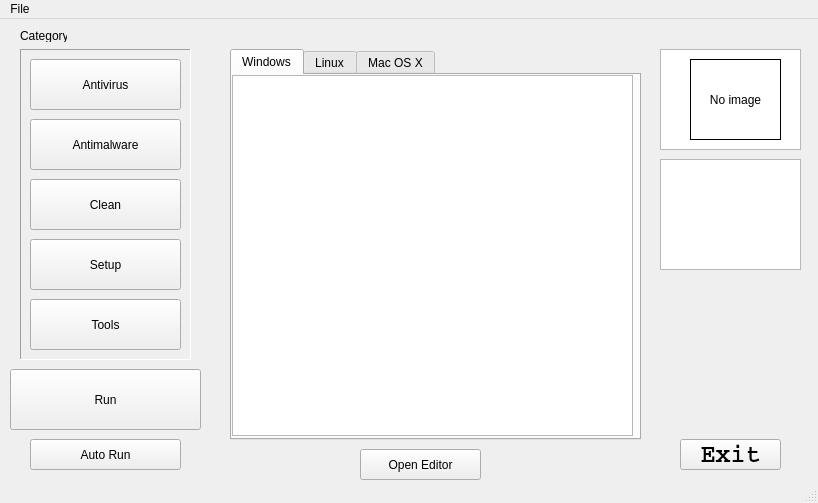
First picture: the form in Arcadia6.ui, repository JohnClark1337/Arcadia6, before the edit.
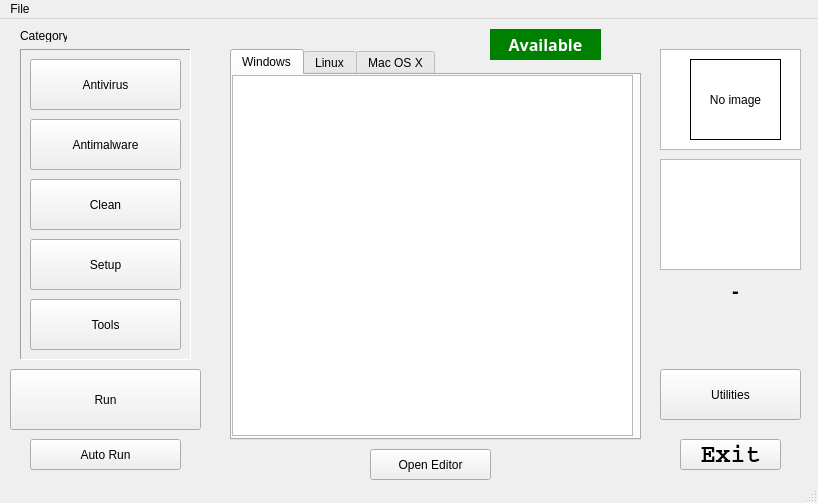
Second picture: the form after the edit. Icons and pictures are not drawn.

The edit to the form file:
```diff
--- a/Arcadia6.ui
+++ b/Arcadia6.ui
@@ -309,7 +309,7 @@
    <widget class="QPushButton" name="btnEditor">
     <property name="geometry">
      <rect>
-      <x>360</x>
+      <x>370</x>
       <y>430</y>
       <width>121</width>
       <height>31</height>
@@ -319,6 +319,82 @@
      <string>Open Editor</string>
     </property>
    </widget>
+   <widget class="QPushButton" name="btnUtilites">
+    <property name="geometry">
+     <rect>
+      <x>660</x>
+      <y>350</y>
+      <width>141</width>
+      <height>51</height>
+     </rect>
+    </property>
+    <property name="text">
+     <string>Utilities</string>
+    </property>
+   </widget>
+   <widget class="QLabel" name="lblWebsite">
+    <property name="geometry">
+     <rect>
+      <x>670</x>
+      <y>260</y>
+      <width>131</width>
+      <height>21</height>
+     </rect>
+    </property>
+    <property name="font">
+     <font>
+      <family>MS Sans Serif</family>
+      <pointsize>15</pointsize>
+      <weight>75</weight>
+      <bold>true</bold>
+     </font>
+    </property>
+    <property name="text">
+     <string>-</string>
+    </property>
+    <property name="textFormat">
+     <enum>Qt::RichText</enum>
+    </property>
+    <property name="alignment">
+     <set>Qt::AlignCenter</set>
+    </property>
+    <property name="wordWrap">
+     <bool>true</bool>
+    </property>
+    <property name="openExternalLinks">
+     <bool>true</bool>
+    </property>
+   </widget>
+   <widget class="QLabel" name="lblAvailable">
+    <property name="geometry">
+     <rect>
+      <x>490</x>
+      <y>10</y>
+      <width>111</width>
+      <height>31</height>
+     </rect>
+    </property>
+    <property name="font">
+     <font>
+      <family>Rockwell</family>
+      <pointsize>12</pointsize>
+      <weight>75</weight>
+      <bold>true</bold>
+     </font>
+    </property>
+    <property name="autoFillBackground">
+     <bool>false</bool>
+    </property>
+    <property name="styleSheet">
+     <string notr="true">background-color: green; color: white</string>
+    </property>
+    <property name="text">
+     <string>Available</string>
+    </property>
+    <property name="alignment">
+     <set>Qt::AlignCenter</set>
+    </property>
+   </widget>
   </widget>
   <widget class="QMenuBar" name="menubar">
    <property name="geometry">
```
